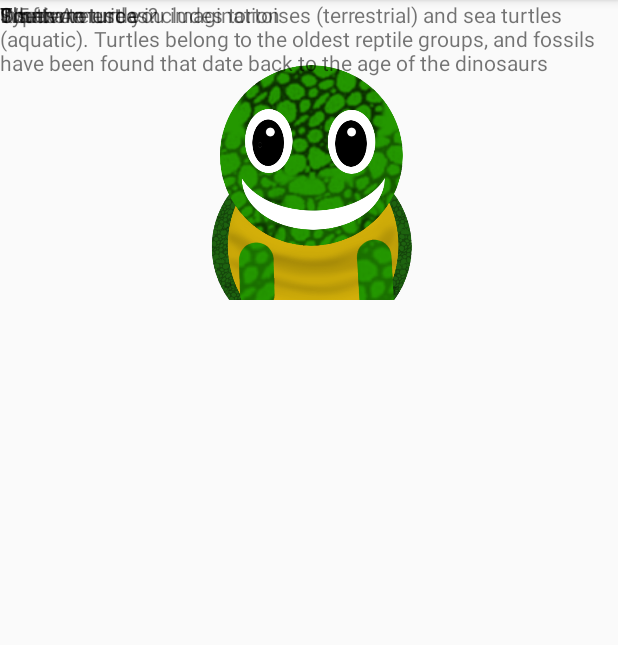
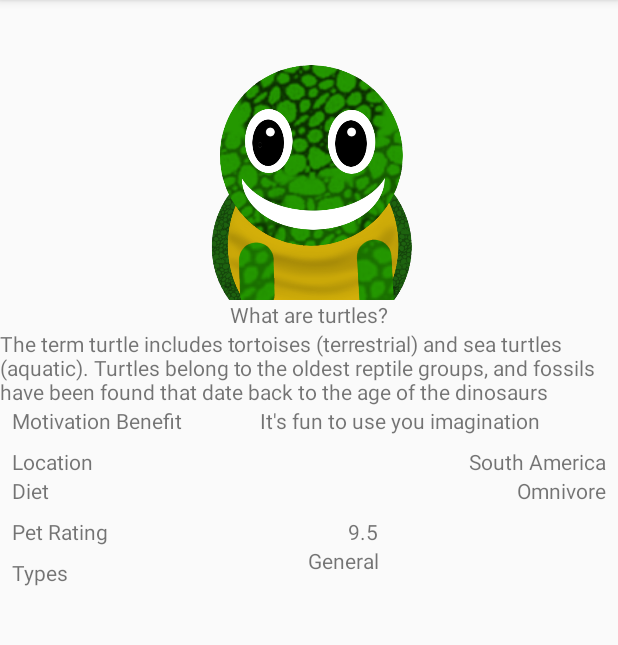
Before and after one commit to keyeona/TurtleUp, an Android app: the fragment FactsFragment shown on its own in the app's theme, on a phone screen of 412 x 824 dp, the part 84-729 px from its top. Run offline under Robolectric (Android 15) with nearby library versions, the phone set to English and light mode, and no system bars.

Commit message:
Updating Fact Fragment

```diff
--- a/app/src/main/res/layout/fragment_fact.xml
+++ b/app/src/main/res/layout/fragment_fact.xml
@@ -4,6 +4,10 @@
     android:layout_width="match_parent"
     android:layout_height="match_parent"
     xmlns:app="http://schemas.android.com/apk/res-auto">
+
+    <ScrollView
+        android:layout_width="match_parent"
+        android:layout_height="wrap_content">
 
     <android.support.constraint.ConstraintLayout
         android:layout_width="wrap_content"
@@ -18,60 +22,144 @@
             tools:layout_editor_absoluteY="0dp" />
 
         <TextView
+            android:id="@+id/textView"
             android:layout_width="wrap_content"
             android:layout_height="wrap_content"
+            android:layout_marginLeft="8dp"
+            android:layout_marginStart="8dp"
+            android:layout_marginTop="8dp"
             android:text="@string/fact_type_label"
-            tools:layout_editor_absoluteX="0dp"
-            tools:layout_editor_absoluteY="424dp" />
+            app:layout_constraintStart_toStartOf="parent"
+            app:layout_constraintTop_toBottomOf="@+id/fact_pet_rating_label" />
+
+        <TextView
+            android:id="@+id/fact_type"
+            android:layout_width="wrap_content"
+            android:layout_height="wrap_content"
+            android:layout_marginEnd="8dp"
+            android:layout_marginLeft="8dp"
+            android:layout_marginRight="8dp"
+            android:layout_marginStart="8dp"
+            android:text="@string/mock_type"
+            app:layout_constraintEnd_toEndOf="parent"
+            app:layout_constraintStart_toEndOf="@+id/textView"
+            app:layout_constraintTop_toBottomOf="@+id/fact_pet_rating_label" />
 
         <TextView
             android:id="@+id/fact_name"
             android:layout_width="match_parent"
             android:layout_height="wrap_content"
+            android:layout_marginEnd="8dp"
+            android:layout_marginLeft="8dp"
+            android:layout_marginRight="8dp"
+            android:layout_marginStart="8dp"
             android:text="@string/mock_name"
-            tools:layout_editor_absoluteX="139dp"
-            tools:layout_editor_absoluteY="200dp" />
+            app:layout_constraintEnd_toEndOf="parent"
+            app:layout_constraintStart_toStartOf="parent"
+            app:layout_constraintTop_toBottomOf="@+id/fact_imageView" />
+
+        <TextView
+            android:id="@+id/fact_diet_label"
+            android:layout_width="wrap_content"
+            android:layout_height="wrap_content"
+            android:layout_marginLeft="8dp"
+            android:layout_marginStart="8dp"
+            android:text="@string/fact_diet_label"
+            app:layout_constraintStart_toStartOf="parent"
+            app:layout_constraintTop_toBottomOf="@+id/fact_location_label" />
 
         <TextView
             android:id="@+id/fact_diet"
             android:layout_width="match_parent"
             android:layout_height="wrap_content"
+            android:layout_marginEnd="8dp"
+            android:layout_marginLeft="44dp"
+            android:layout_marginRight="8dp"
             android:text="@string/mock_diet"
-            tools:layout_editor_absoluteX="0dp"
-            tools:layout_editor_absoluteY="238dp" />
+            app:layout_constraintEnd_toEndOf="parent"
+            app:layout_constraintLeft_toRightOf="@id/fact_diet_label"
+            app:layout_constraintTop_toBottomOf="@+id/fact_location_label" />
+
+        <TextView
+            android:id="@+id/fact_location_label"
+            android:layout_width="wrap_content"
+            android:layout_height="wrap_content"
+            android:layout_marginLeft="8dp"
+            android:layout_marginStart="8dp"
+            android:layout_marginTop="8dp"
+            android:text="@string/fact_location_label"
+            app:layout_constraintStart_toStartOf="parent"
+            app:layout_constraintTop_toBottomOf="@+id/fact_application_label" />
 
         <TextView
             android:id="@+id/fact_location"
             android:layout_width="match_parent"
             android:layout_height="wrap_content"
+            android:layout_marginEnd="8dp"
+            android:layout_marginRight="8dp"
+            android:layout_marginTop="8dp"
             android:text="@string/mock_locations"
-            tools:layout_editor_absoluteX="0dp"
-            tools:layout_editor_absoluteY="219dp" />
+            app:layout_constraintEnd_toEndOf="parent"
+            app:layout_constraintLeft_toRightOf="@+id/fact_location_label"
+            app:layout_constraintTop_toBottomOf="@+id/fact_application_label" />
+
+        <TextView
+            android:id="@+id/fact_pet_rating_label"
+            android:layout_width="match_parent"
+            android:layout_height="wrap_content"
+            android:layout_marginLeft="8dp"
+            android:layout_marginStart="8dp"
+            android:layout_marginTop="8dp"
+            android:text="@string/fact_pet_rating_label"
+            app:layout_constraintStart_toStartOf="parent"
+            app:layout_constraintTop_toBottomOf="@+id/fact_diet_label" />
 
         <TextView
             android:id="@+id/fact_pet_rating"
             android:layout_width="match_parent"
             android:layout_height="wrap_content"
+            android:layout_marginEnd="8dp"
+            android:layout_marginLeft="8dp"
+            android:layout_marginRight="8dp"
+            android:layout_marginStart="8dp"
+            android:layout_marginTop="8dp"
             android:text="@string/mock_pet_rating"
-            tools:layout_editor_absoluteX="0dp"
-            tools:layout_editor_absoluteY="276dp" />
+            app:layout_constraintEnd_toEndOf="parent"
+            app:layout_constraintStart_toEndOf="@+id/fact_pet_rating_label"
+            app:layout_constraintTop_toBottomOf="@+id/fact_diet" />
 
         <TextView
             android:id="@+id/fact_fact"
             android:layout_width="match_parent"
             android:layout_height="wrap_content"
             android:text="@string/mock_fact"
-            tools:layout_editor_absoluteX="0dp"
-            tools:layout_editor_absoluteY="302dp" />
+            app:layout_constraintTop_toBottomOf="@+id/fact_name"
+            tools:layout_editor_absoluteX="0dp" />
+
+        <TextView
+            android:id="@+id/fact_application_label"
+            android:layout_width="wrap_content"
+            android:layout_height="wrap_content"
+            android:layout_marginLeft="8dp"
+            android:layout_marginStart="8dp"
+            android:text="@string/fact_application_label"
+            app:layout_constraintStart_toStartOf="parent"
+            app:layout_constraintTop_toBottomOf="@+id/fact_fact" />
 
         <TextView
             android:id="@+id/fact_application"
             android:layout_width="match_parent"
             android:layout_height="wrap_content"
+            android:layout_marginEnd="8dp"
+            android:layout_marginLeft="8dp"
+            android:layout_marginRight="8dp"
+            android:layout_marginStart="8dp"
             android:text="@string/mock_application"
-            tools:layout_editor_absoluteX="0dp"
-            tools:layout_editor_absoluteY="370dp" />
+            app:layout_constraintEnd_toEndOf="parent"
+            app:layout_constraintStart_toEndOf="@+id/fact_application_label"
+            app:layout_constraintTop_toBottomOf="@+id/fact_fact" />
 
     </android.support.constraint.ConstraintLayout>
+    </ScrollView>
 
 </FrameLayout>
--- a/app/src/main/res/values/strings.xml
+++ b/app/src/main/res/values/strings.xml
@@ -19,7 +19,7 @@
     <string name="fact_pet_rating_label">Pet Rating</string>
     <string name="fact_scientitfic_name_label">Scientific Name</string>
     <string name="fact_fact_label">Fact</string>
-    <string name="fact_motivational_benefit_label">Motivation Benefit</string>
+    <string name="fact_application_label">Motivation Benefit</string>
 
     <!--Mock Facts for view-->
     <string name="mock_name">What are turtles?</string>
```
